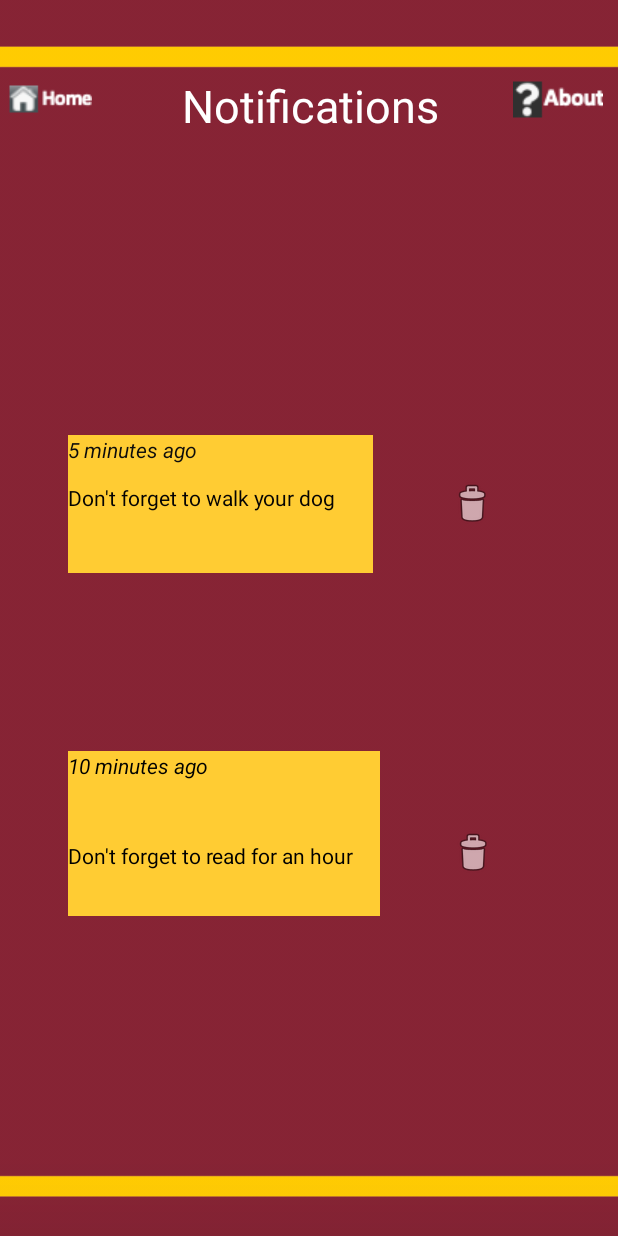
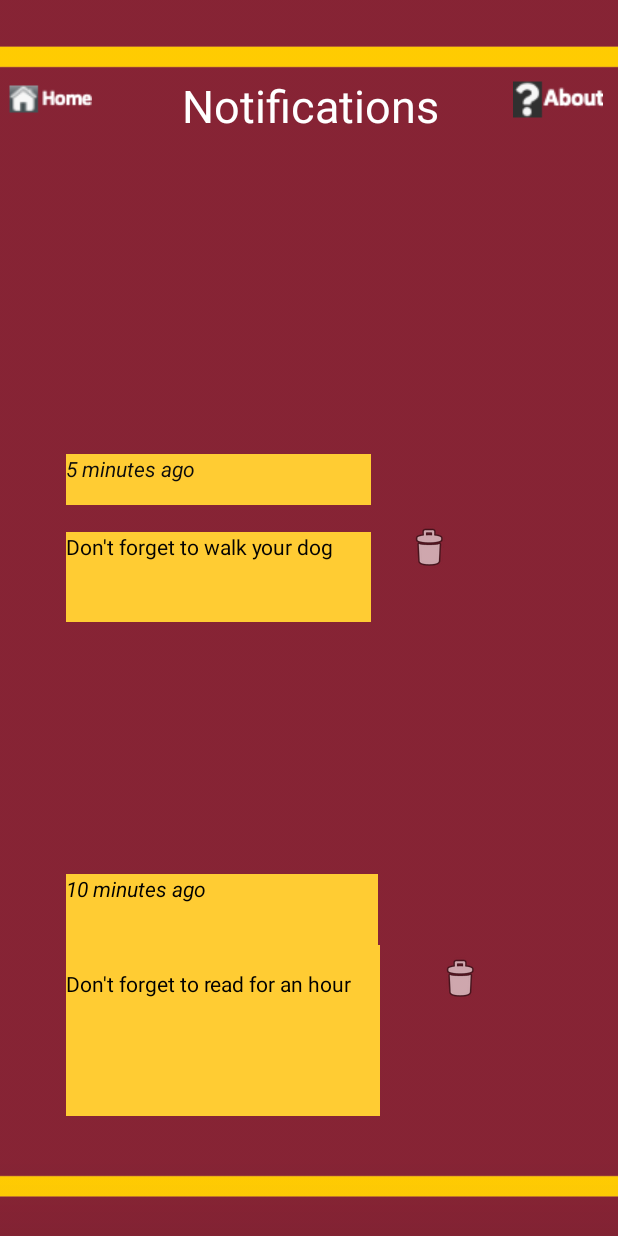
Before and after one commit to eliset2973/Schedule4U, an Android app: the Notifications screen opened directly, with no data from a screen before it, on a phone screen of 412 x 824 dp. Run offline under Robolectric (Android 15) with nearby library versions, the phone set to English and light mode, and no system bars.

Commit message:
fixed notifications page

```diff
--- a/Schedule4U/app/src/main/res/layout/activity_createventedit.xml
+++ b/Schedule4U/app/src/main/res/layout/activity_createventedit.xml
@@ -162,9 +162,9 @@
         android:id="@+id/EndTime"
         android:layout_width="153dp"
         android:layout_height="45dp"
-        android:layout_marginEnd="32dp"
-        android:layout_marginRight="32dp"
-        android:layout_marginBottom="232dp"
+        android:layout_marginEnd="8dp"
+        android:layout_marginRight="8dp"
+        android:layout_marginBottom="224dp"
         android:ems="10"
         android:imeOptions="actionDone"
         android:inputType="time"
--- a/Schedule4U/app/src/main/res/layout/activity_notifications.xml
+++ b/Schedule4U/app/src/main/res/layout/activity_notifications.xml
@@ -46,36 +46,38 @@
         android:id="@+id/notification_1"
         android:layout_width="203dp"
         android:layout_height="60dp"
-        android:layout_marginStart="45dp"
-        android:layout_marginLeft="45dp"
-        android:layout_marginBottom="442dp"
+        android:layout_marginStart="44dp"
+        android:layout_marginLeft="44dp"
         android:background="#FFCC33"
         android:text="Don't forget to walk your dog"
         android:textColor="#040303"
         app:layout_constraintBottom_toBottomOf="parent"
-        app:layout_constraintStart_toStartOf="parent" />
+        app:layout_constraintStart_toStartOf="parent"
+        app:layout_constraintTop_toTopOf="parent"
+        app:layout_constraintVertical_bias="0.464" />
 
     <TextView
         android:id="@+id/notif_1_time"
         android:layout_width="203dp"
         android:layout_height="34dp"
-        android:layout_marginStart="45dp"
-        android:layout_marginLeft="45dp"
-        android:layout_marginBottom="500dp"
+        android:layout_marginStart="44dp"
+        android:layout_marginLeft="44dp"
         android:background="#FFCC33"
         android:text="5 minutes ago"
         android:textColor="#0C0C0C"
         android:textStyle="italic"
         app:layout_constraintBottom_toBottomOf="parent"
-        app:layout_constraintStart_toStartOf="parent" />
+        app:layout_constraintStart_toStartOf="parent"
+        app:layout_constraintTop_toTopOf="parent"
+        app:layout_constraintVertical_bias="0.383" />
 
     <TextView
         android:id="@+id/notification_2"
-        android:layout_width="208dp"
-        android:layout_height="66dp"
-        android:layout_marginStart="45dp"
-        android:layout_marginLeft="45dp"
-        android:layout_marginBottom="213dp"
+        android:layout_width="209dp"
+        android:layout_height="114dp"
+        android:layout_marginStart="44dp"
+        android:layout_marginLeft="44dp"
+        android:layout_marginBottom="80dp"
         android:background="#FFCC33"
         android:text="                                                                   Don't forget to read for an hour"
         android:textColor="#000000"
@@ -86,38 +88,40 @@
         android:id="@+id/notif_2_time"
         android:layout_width="208dp"
         android:layout_height="47dp"
-        android:layout_marginStart="45dp"
-        android:layout_marginLeft="45dp"
-        android:layout_marginBottom="276dp"
+        android:layout_marginStart="44dp"
+        android:layout_marginLeft="44dp"
         android:background="#FFCC33"
         android:text="10 minutes ago"
         android:textColor="#000000"
         android:textStyle="italic"
-        app:layout_constraintBottom_toBottomOf="parent"
+        app:layout_constraintBottom_toTopOf="@+id/notification_2"
         app:layout_constraintStart_toStartOf="parent" />
 
     <ImageButton
         android:id="@+id/image_button_1"
         android:layout_width="59dp"
         android:layout_height="48dp"
-        android:layout_marginEnd="68dp"
-        android:layout_marginRight="68dp"
-        android:layout_marginBottom="464dp"
+        android:layout_marginEnd="88dp"
+        android:layout_marginRight="88dp"
         android:background="#007A0019"
         app:layout_constraintBottom_toBottomOf="parent"
         app:layout_constraintEnd_toEndOf="parent"
+        app:layout_constraintStart_toEndOf="@+id/notification_1"
+        app:layout_constraintTop_toTopOf="parent"
+        app:layout_constraintVertical_bias="0.44"
         app:srcCompat="@android:drawable/ic_menu_delete" />
 
     <ImageButton
         android:id="@+id/image_button_2"
         android:layout_width="77dp"
         android:layout_height="39dp"
-        android:layout_marginEnd="58dp"
-        android:layout_marginRight="58dp"
-        android:layout_marginBottom="236dp"
+        android:layout_marginEnd="52dp"
+        android:layout_marginRight="52dp"
+        android:layout_marginBottom="152dp"
         android:background="#007A0019"
         app:layout_constraintBottom_toBottomOf="parent"
         app:layout_constraintEnd_toEndOf="parent"
+        app:layout_constraintStart_toEndOf="@+id/notification_2"
         app:srcCompat="@android:drawable/ic_menu_delete" />
 
     <ImageButton
```
